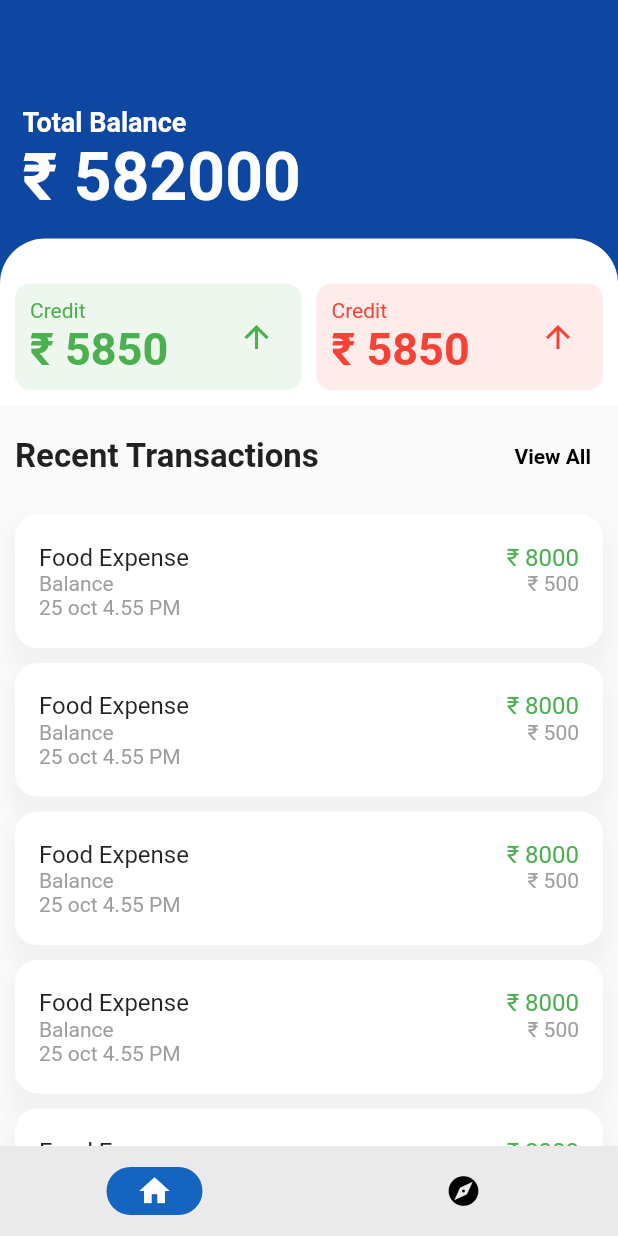
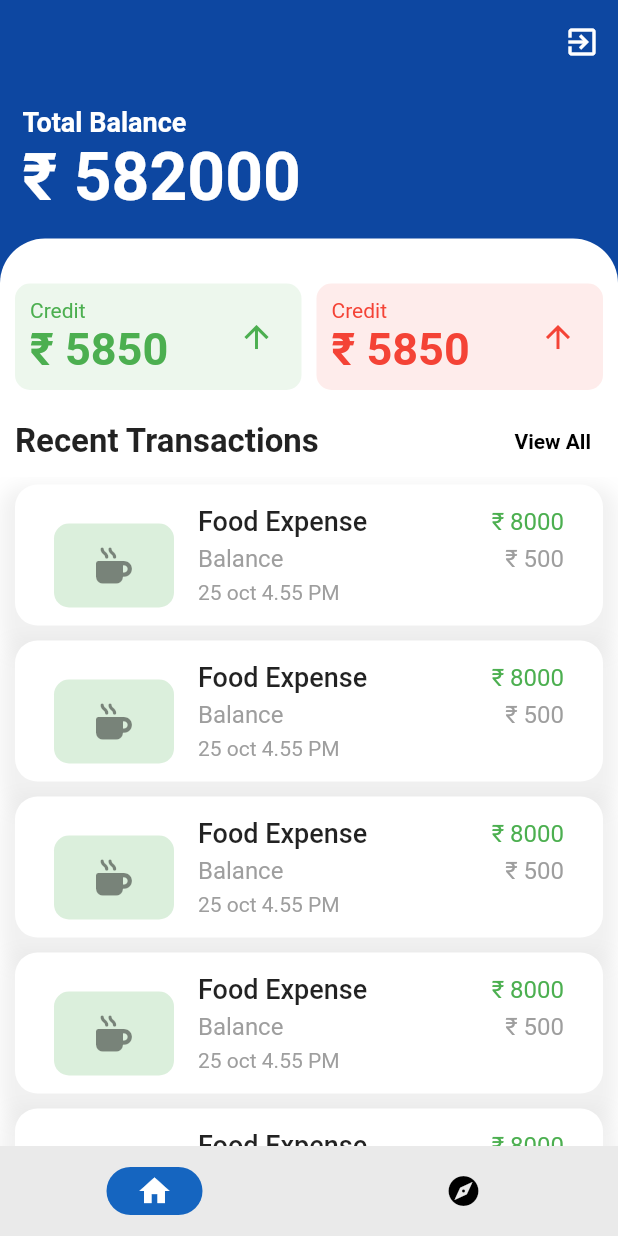
Before and after one commit to AfilAhamed/Budget_Tracker_Firebase, a Flutter app: the screen it shows once a user with an empty profile is signed in, on a phone screen of 412 x 824 dp. Run offline on Flutter 3.47's test engine with Material 3 defaults, Android fonts, the phone set to English and light mode, and no system bars; our stand-ins replace firebase_auth, firebase_core, font_awesome_flutter, google_fonts, iconsax; accounts and stored records are empty.

```diff
--- /dev/null
+++ b/lib/helpers/icon.dart
@@ -0,0 +1,34 @@
+import 'package:flutter/foundation.dart';
+import 'package:flutter/material.dart';
+import 'package:font_awesome_flutter/font_awesome_flutter.dart';
+
+class AppIcons {
+  final List<Map<String, dynamic>> homeExpenesesCategories = [
+    {
+      "name": "Gas filling",
+      "icon": FontAwesomeIcons.gasPump,
+    },
+    {
+      "name": "Grocery",
+      "icon": FontAwesomeIcons.shoppingCart,
+    },
+    {"name": "milk", "icon": FontAwesomeIcons.mugHot},
+    {"name": "home", "icon": FontAwesomeIcons.productHunt},
+    {"name": "Others", "icon": FontAwesomeIcons.gasPump}
+    // ,{
+    //   "name":"Gas filling"
+    //   "icon": FontAwesomeIcons.gasPump
+    // },
+    // {
+    //   "name":"Gas filling"
+    //   "icon": FontAwesomeIcons.gasPump
+    // }
+  ];
+
+  IconData getExpenseCategoryIcons(String catagoryName) {
+    final category = homeExpenesesCategories.firstWhere(
+        (category) => category['name'] == catagoryName,
+        orElse: () => {"icon": FontAwesomeIcons.shoppingCart});
+    return category['icon'];
+  }
+}
--- a/lib/services/auth_services.dart
+++ b/lib/services/auth_services.dart
@@ -1,5 +1,4 @@
 import 'dart:developer';
-
 import 'package:firebase_auth/firebase_auth.dart';
 
 class AuthServices {
--- a/lib/view/home_screen/home_screen.dart
+++ b/lib/view/home_screen/home_screen.dart
@@ -1,9 +1,13 @@
+import 'package:budget_tracker/helpers/icon.dart';
 import 'package:budget_tracker/view/home_screen/widget/transactions_cards.dart';
 import 'package:firebase_auth/firebase_auth.dart';
 import 'package:flutter/material.dart';
+import 'package:font_awesome_flutter/font_awesome_flutter.dart';
 
 class HomeScreen extends StatelessWidget {
-  const HomeScreen({super.key});
+  HomeScreen({super.key});
+
+  var appIcons = AppIcons();
 
   logout() async {
     await FirebaseAuth.instance.signOut();
@@ -12,7 +16,15 @@ class HomeScreen extends StatelessWidget {
   @override
   Widget build(BuildContext context) {
     return Scaffold(
+      backgroundColor: Colors.white,
       appBar: AppBar(
+        actions: [
+          IconButton(
+              onPressed: () {
+                logout();
+              },
+              icon: const Icon(Icons.exit_to_app))
+        ],
         elevation: 0,
         backgroundColor: Colors.blue.shade900,
       ),
@@ -21,7 +33,8 @@ class HomeScreen extends StatelessWidget {
           //--
           const MainCard(),
           Padding(
-            padding: const EdgeInsets.all(10),
+            padding:
+                const EdgeInsets.only(top: 0, left: 10, bottom: 0, right: 10),
             child: Row(
               children: [
                 const Text(
@@ -52,25 +65,47 @@ class HomeScreen extends StatelessWidget {
                           boxShadow: [
                             BoxShadow(
                               offset: const Offset(0, 10),
-                              color: Colors.grey.withOpacity(0.09),
+                              color: Colors.grey.withOpacity(0.15),
                               blurRadius: 10.0,
-                              spreadRadius: 4.0,
+                              spreadRadius: 9.0,
                             )
                           ],
                           borderRadius: BorderRadius.circular(15)),
-                      child: const Padding(
-                        padding: EdgeInsets.symmetric(vertical: 15),
+                      child: Padding(
+                        padding: const EdgeInsets.all(10),
                         child: ListTile(
-                          title: Row(
+                          leading: Container(
+                            height: 100,
+                            width: 80,
+                            child: Container(
+                              width: 30,
+                              height: 30,
+                              decoration: BoxDecoration(
+                                  borderRadius: BorderRadius.circular(10),
+                                  color: Colors.green.withOpacity(0.2)),
+                              child: Center(
+                                  child: FaIcon(appIcons
+                                      .getExpenseCategoryIcons('milk'))),
+                            ),
+                          ),
+                          tileColor: Colors.white,
+                          title: const Row(
                             children: [
-                              Expanded(child: Text('Food Expense')),
+                              Expanded(
+                                  child: Text(
+                                'Food Expense',
+                                style: TextStyle(
+                                    fontSize: 18, fontWeight: FontWeight.w500),
+                              )),
                               Text(
                                 '₹ 8000',
                                 style: TextStyle(color: Colors.green),
                               ),
                             ],
                           ),
-                          subtitle: Column(
+                          subtitle: const Padding(
+                            padding: EdgeInsets.only(top: 5),
+                            child: Column(
                               crossAxisAlignment: CrossAxisAlignment.start,
                               mainAxisAlignment: MainAxisAlignment.start,
                               children: [
@@ -78,20 +113,27 @@ class HomeScreen extends StatelessWidget {
                                   children: [
                                     Text('Balance',
                                         style: TextStyle(
-                                          color: Colors.grey, fontSize: 14)),
+                                            color: Colors.grey, fontSize: 16)),
                                     Spacer(),
                                     Text(
                                       '₹ 500',
                                       style: TextStyle(
-                                        color: Colors.grey, fontSize: 14),
+                                        color: Colors.grey,
+                                        fontSize: 16,
+                                      ),
                                     ),
                                   ],
                                 ),
-                              Text(
+                                Padding(
+                                  padding: EdgeInsets.only(top: 5),
+                                  child: Text(
                                     '25 oct 4.55 PM',
-                                style: TextStyle(color: Colors.grey),
+                                    style: TextStyle(
+                                        color: Colors.grey, fontSize: 14),
+                                  ),
                                 ),
                               ],
+                            ),
                           ),
                         ),
                       ),
--- a/lib/view/login_screen/user_login_screen.dart
+++ b/lib/view/login_screen/user_login_screen.dart
@@ -1,5 +1,4 @@
 import 'package:budget_tracker/controller/user_login_controller.dart';
-// import 'package:budget_tracker/view/home_screen/home_screen.dart';
 import 'package:budget_tracker/view/signup_screen/signup.dart';
 import 'package:flutter/material.dart';
 import 'package:google_fonts/google_fonts.dart';
@@ -199,7 +198,7 @@ class UserLoginScreen extends StatelessWidget {
                       onPressed: () {},
                       icon: const Image(
                           height: 30,
-                          image: AssetImage('lib/assets/google-logo.png'))),
+                          image: AssetImage('assets/google-logo.png'))),
                 ),
                 const SizedBox(
                   width: 10,
@@ -211,7 +210,7 @@ class UserLoginScreen extends StatelessWidget {
                   child: IconButton(
                       onPressed: () {},
                       icon: const Image(
-                          image: AssetImage('lib/assets/facebook-logo.png'))),
+                          image: AssetImage('assets/facebook-logo.png'))),
                 )
               ],
             )
--- a/lib/view/signup_screen/signup.dart
+++ b/lib/view/signup_screen/signup.dart
@@ -141,8 +141,7 @@ class SignUpScreen extends StatelessWidget {
                             onPressed: () {},
                             icon: const Image(
                                 height: 30,
-                                image:
-                                    AssetImage('lib/assets/google-logo.png'))),
+                                image: AssetImage('assets/google-logo.png'))),
                       ),
                       const SizedBox(
                         width: 10,
@@ -154,8 +153,7 @@ class SignUpScreen extends StatelessWidget {
                         child: IconButton(
                             onPressed: () {},
                             icon: const Image(
-                                image: AssetImage(
-                                    'lib/assets/facebook-logo.png'))),
+                                image: AssetImage('assets/facebook-logo.png'))),
                       )
                     ],
                   )
--- a/lib/view/widget/bottombar.dart
+++ b/lib/view/widget/bottombar.dart
@@ -7,7 +7,7 @@ import 'package:provider/provider.dart';
 class BottomBarScreen extends StatelessWidget {
   BottomBarScreen({super.key});
 
-  final pages = [const HomeScreen(), const Demo()];
+  final pages = [HomeScreen(), const Demo()];
 
   @override
   Widget build(BuildContext context) {
--- a/pubspec.yaml
+++ b/pubspec.yaml
@@ -34,6 +34,7 @@ dependencies:
   firebase_core: ^2.24.1
   flutter:
     sdk: flutter
+  font_awesome_flutter: ^10.6.0
   google_fonts: ^6.1.0
   iconsax: ^0.0.8
   path_provider: ^2.1.1
@@ -56,8 +57,9 @@ flutter:
   uses-material-design: true
   # To add assets to your application, add an assets section, like this:
   assets:
-    - lib/assets/google-logo.png
-    - lib/assets/facebook-logo.png
+    - assets/facebook-logo.png
+    - assets/google-logo.png
+    - assets/facebook-logo.png
   #   - images/a_dot_ham.jpeg
   # An image asset can refer to one or more resolution-specific "variants", see
   # https://flutter.dev/assets-and-images/#resolution-aware
```
Also changed, not shown: assets/facebook-logo.png (renamed from lib/assets/facebook-logo.png), assets/google-logo.png (renamed from lib/assets/google-logo.png), pubspec.lock. Lines whose indentation alone changed are shown as unchanged.
